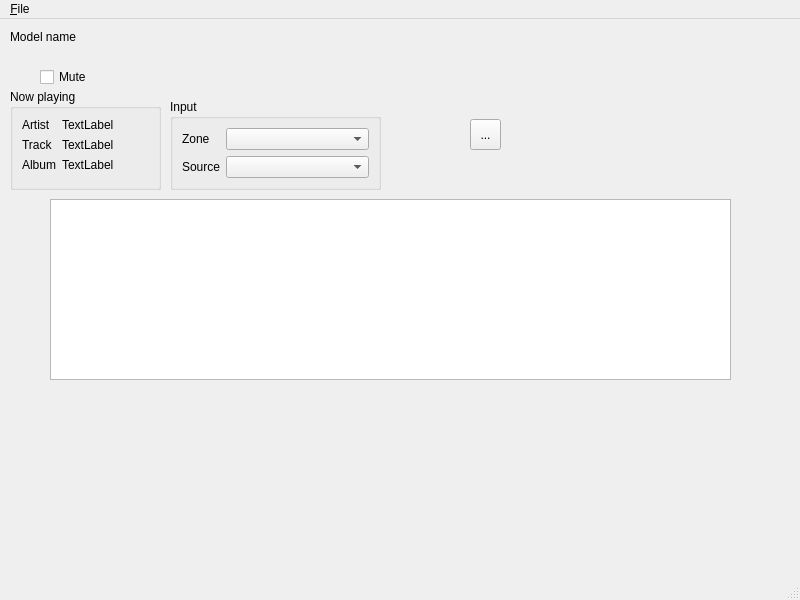
Old version of the form pyyamamainwindow.ui in the repository jaakkojulin/pyyama.
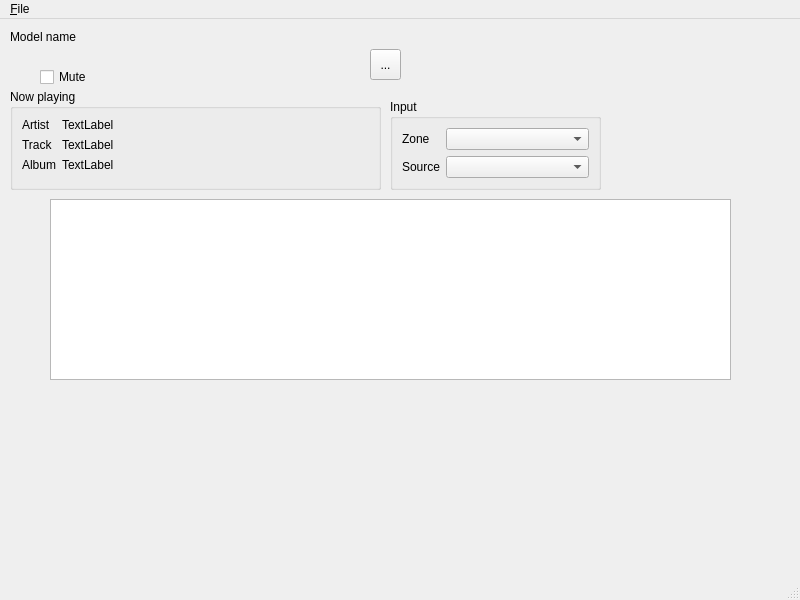
New version of the form. Icons and pictures are not drawn.

Commit message: Reacting to UDP packages partially implemented. Source of currently selected zone should be changed by external stimulus. Information about current track is also displayed, however this is relevant only when netusb input is selected. There may be some issues and hard coded things still in place.

The edit to the form file:
```diff
--- a/pyyamamainwindow.ui
+++ b/pyyamamainwindow.ui
@@ -43,8 +43,8 @@
    <widget class="QToolButton" name="pauseToolButton">
     <property name="geometry">
      <rect>
-      <x>470</x>
-      <y>100</y>
+      <x>370</x>
+      <y>30</y>
       <width>31</width>
       <height>31</height>
      </rect>
@@ -76,7 +76,7 @@
    <widget class="QGroupBox" name="groupBox">
     <property name="geometry">
      <rect>
-      <x>170</x>
+      <x>390</x>
       <y>80</y>
       <width>211</width>
       <height>91</height>
@@ -113,7 +113,7 @@
      <rect>
       <x>10</x>
       <y>70</y>
-      <width>151</width>
+      <width>371</width>
       <height>101</height>
      </rect>
     </property>
```
Left out of the diff: 2 changed lines with no effect on the pictures. The commit also changes 2 other files.
